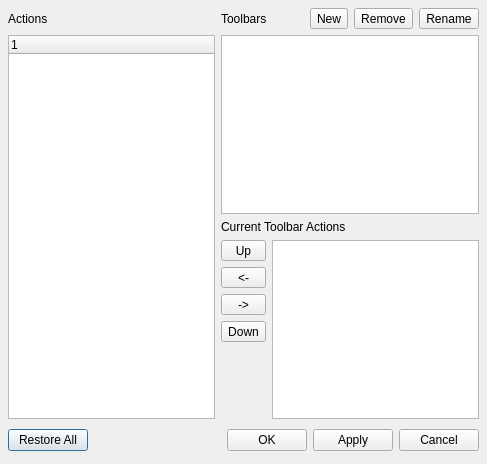
Old version of the form tools/designer/src/designer/qttoolbardialog.ui in the repository arnt/qt-history2.
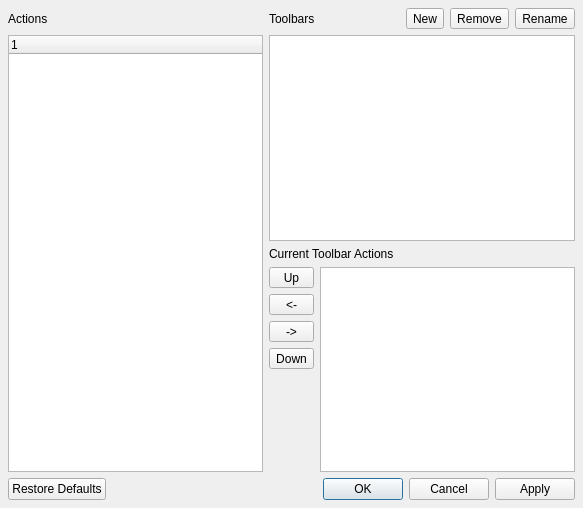
New version of the form.

Commit message:
Fixes:    Krazy warnings/Use QDialogButtonBox in QToolBarDialog Task:     138645
[git-p4: depot-paths = "//depot/qt/main/": change = 269945]

The edit to the form file:
```diff
--- a/tools/designer/src/designer/qttoolbardialog.ui
+++ b/tools/designer/src/designer/qttoolbardialog.ui
@@ -8,8 +8,8 @@
    <rect>
     <x>0</x>
     <y>0</y>
-    <width>487</width>
-    <height>464</height>
+    <width>583</width>
+    <height>508</height>
    </rect>
   </property>
   <property name="windowTitle" >
@@ -19,11 +19,29 @@
    <property name="margin" >
     <number>8</number>
    </property>
-   <property name="spacing" >
+   <property name="topMargin" >
+    <number>8</number>
+   </property>
+   <property name="rightMargin" >
+    <number>8</number>
+   </property>
+   <property name="bottomMargin" >
+    <number>8</number>
+   </property>
+   <property name="horizontalSpacing" >
+    <number>6</number>
+   </property>
+   <property name="verticalSpacing" >
     <number>6</number>
    </property>
    <item rowspan="3" row="1" column="0" >
-    <widget class="QTreeWidget" name="actionTree" />
+    <widget class="QTreeWidget" name="actionTree" >
+     <column>
+      <property name="text" >
+       <string>1</string>
+      </property>
+     </column>
+    </widget>
    </item>
    <item row="0" column="0" >
     <widget class="QLabel" name="label" >
@@ -70,71 +88,15 @@
      </item>
     </layout>
    </item>
-   <item row="4" column="0" colspan="3" >
-    <layout class="QHBoxLayout" >
-     <property name="margin" >
-      <number>0</number>
-     </property>
-     <property name="spacing" >
-      <number>6</number>
-     </property>
-     <item>
-      <widget class="QPushButton" name="defaultButton" >
-       <property name="text" >
-        <string>Restore All</string>
-       </property>
-      </widget>
-     </item>
-     <item>
-      <spacer>
-       <property name="orientation" >
-        <enum>Qt::Horizontal</enum>
-       </property>
-       <property name="sizeHint" >
-        <size>
-         <width>61</width>
-         <height>31</height>
-        </size>
-       </property>
-      </spacer>
-     </item>
-     <item>
-      <widget class="QPushButton" name="okButton" >
-       <property name="text" >
-        <string>OK</string>
-       </property>
-      </widget>
-     </item>
-     <item>
-      <widget class="QPushButton" name="applyButton" >
-       <property name="text" >
-        <string>Apply</string>
-       </property>
-      </widget>
-     </item>
-     <item>
-      <widget class="QPushButton" name="cancelButton" >
-       <property name="text" >
-        <string>Cancel</string>
-       </property>
-      </widget>
-     </item>
-    </layout>
-   </item>
    <item row="3" column="1" >
     <layout class="QVBoxLayout" >
-     <property name="margin" >
-      <number>0</number>
-     </property>
      <property name="spacing" >
       <number>6</number>
      </property>
      <item>
       <widget class="QToolButton" name="upButton" >
        <property name="sizePolicy" >
-        <sizepolicy>
-         <hsizetype>1</hsizetype>
-         <vsizetype>0</vsizetype>
+        <sizepolicy vsizetype="Fixed" hsizetype="Minimum" >
          <horstretch>0</horstretch>
          <verstretch>0</verstretch>
         </sizepolicy>
@@ -147,9 +109,7 @@
      <item>
       <widget class="QToolButton" name="leftButton" >
        <property name="sizePolicy" >
-        <sizepolicy>
-         <hsizetype>1</hsizetype>
-         <vsizetype>0</vsizetype>
+        <sizepolicy vsizetype="Fixed" hsizetype="Minimum" >
          <horstretch>0</horstretch>
          <verstretch>0</verstretch>
         </sizepolicy>
@@ -162,9 +122,7 @@
      <item>
       <widget class="QToolButton" name="rightButton" >
        <property name="sizePolicy" >
-        <sizepolicy>
-         <hsizetype>1</hsizetype>
-         <vsizetype>0</vsizetype>
+        <sizepolicy vsizetype="Fixed" hsizetype="Minimum" >
          <horstretch>0</horstretch>
          <verstretch>0</verstretch>
         </sizepolicy>
@@ -177,9 +135,7 @@
      <item>
       <widget class="QToolButton" name="downButton" >
        <property name="sizePolicy" >
-        <sizepolicy>
-         <hsizetype>1</hsizetype>
-         <vsizetype>0</vsizetype>
+        <sizepolicy vsizetype="Fixed" hsizetype="Minimum" >
          <horstretch>0</horstretch>
          <verstretch>0</verstretch>
         </sizepolicy>
@@ -217,6 +173,13 @@
    <item row="1" column="1" colspan="2" >
     <widget class="QListWidget" name="toolBarList" />
    </item>
+   <item row="5" column="0" colspan="3" >
+    <widget class="QDialogButtonBox" name="buttonBox" >
+     <property name="standardButtons" >
+      <set>QDialogButtonBox::Apply|QDialogButtonBox::Cancel|QDialogButtonBox::NoButton|QDialogButtonBox::Ok|QDialogButtonBox::RestoreDefaults</set>
+     </property>
+    </widget>
+   </item>
   </layout>
  </widget>
  <pixmapfunction></pixmapfunction>
```
Left out of the diff: 37 changed lines with no effect on the pictures. The commit also changes 3 other files.
